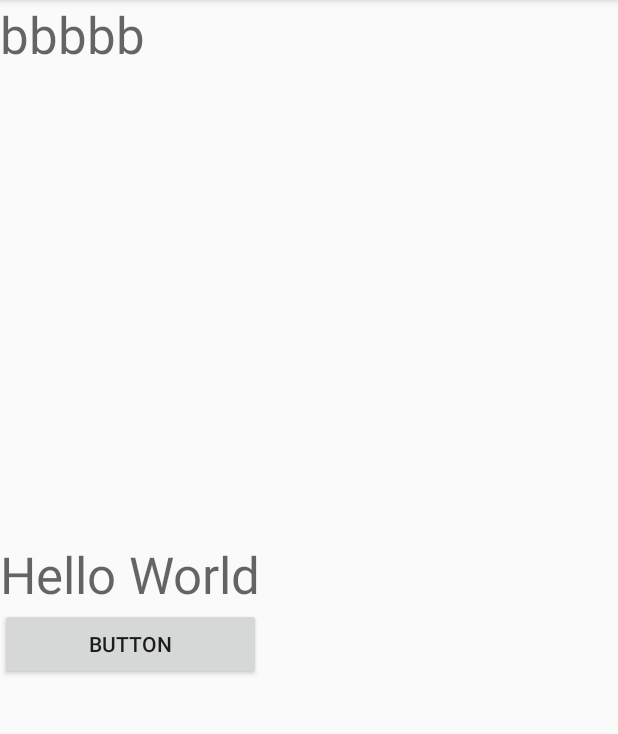
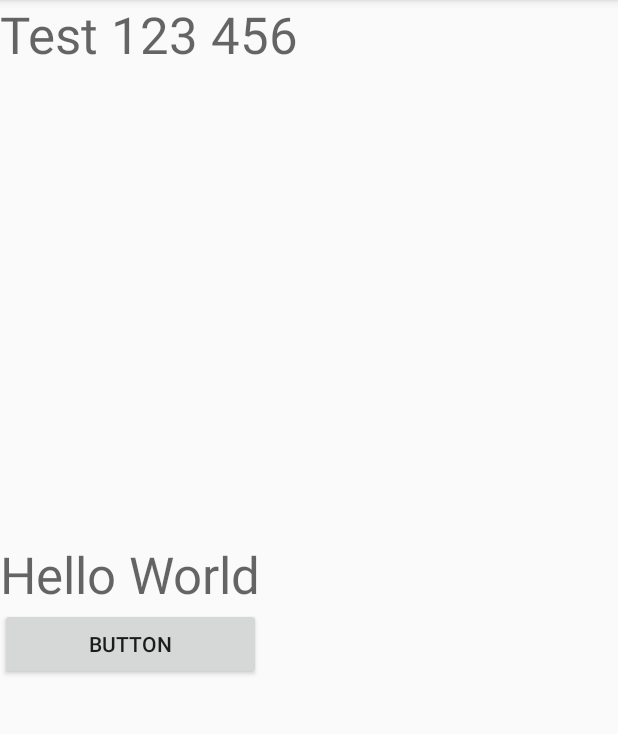
Before and after one commit to Shaojung/DB2017121402, an Android app: the screen it shows after launch (MainActivity), after a tap on "BUTTON", on a phone screen of 412 x 824 dp, the part 84-818 px from its top. Run offline under Robolectric (Android 15) with nearby library versions, the phone set to English and light mode, and no system bars.

Commit message:
use button

```diff
--- a/app/src/main/java/com/example/student/db2017121402/FragmentA.java
+++ b/app/src/main/java/com/example/student/db2017121402/FragmentA.java
@@ -75,10 +75,13 @@ public class FragmentA extends Fragment {
         super.onActivityCreated(savedInstanceState);
         Button btn = (Button) getActivity().findViewById(R.id.button2);
         final TextView tv = (TextView) getActivity().findViewById(R.id.textView);
+        final TextView tv2 = (TextView) getActivity().findViewById(R.id.textView2);
         btn.setOnClickListener(new View.OnClickListener() {
             @Override
             public void onClick(View view) {
                 tv.setText("Hello World");
+                tv2.setText("Test 123 456");
+
             }
         });
     }
--- a/app/src/main/res/layout/fragment_b.xml
+++ b/app/src/main/res/layout/fragment_b.xml
@@ -6,6 +6,7 @@
 
     <!-- TODO: Update blank fragment layout -->
     <TextView
+        android:id="@+id/textView2"
         android:layout_width="match_parent"
         android:layout_height="wrap_content"
         android:text="bbbbb"
```
